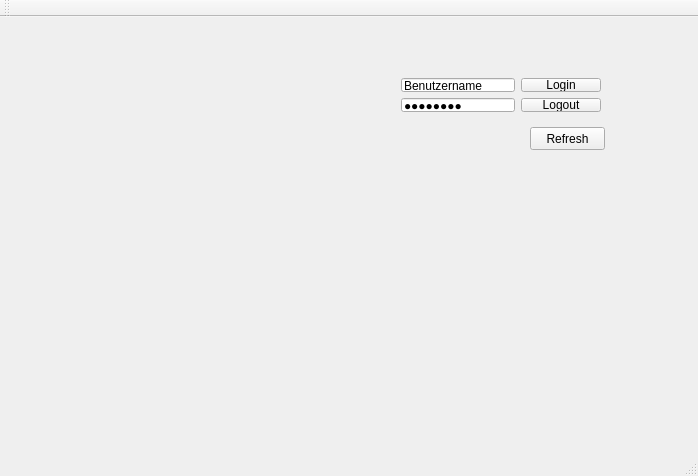
Above: mainwindow.ui from Boomit/DME before the change. Below: the same form after it.
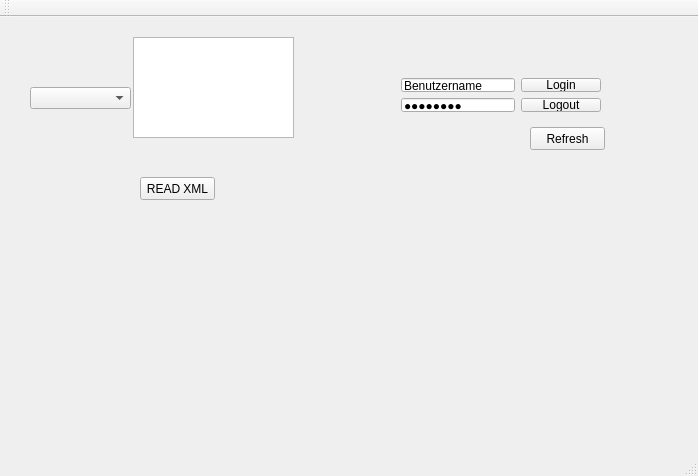
That is the form after the change.

What changed in the file:
```diff
--- a/mainwindow.ui
+++ b/mainwindow.ui
@@ -91,6 +91,39 @@
      <string>F5</string>
     </property>
    </widget>
+   <widget class="QPushButton" name="pushButton">
+    <property name="geometry">
+     <rect>
+      <x>140</x>
+      <y>160</y>
+      <width>75</width>
+      <height>23</height>
+     </rect>
+    </property>
+    <property name="text">
+     <string>READ XML</string>
+    </property>
+   </widget>
+   <widget class="QTextEdit" name="textEdit">
+    <property name="geometry">
+     <rect>
+      <x>133</x>
+      <y>20</y>
+      <width>161</width>
+      <height>101</height>
+     </rect>
+    </property>
+   </widget>
+   <widget class="QComboBox" name="comboBox">
+    <property name="geometry">
+     <rect>
+      <x>30</x>
+      <y>70</y>
+      <width>101</width>
+      <height>22</height>
+     </rect>
+    </property>
+   </widget>
   </widget>
   <widget class="QMenuBar" name="menuBar">
    <property name="geometry">
```
